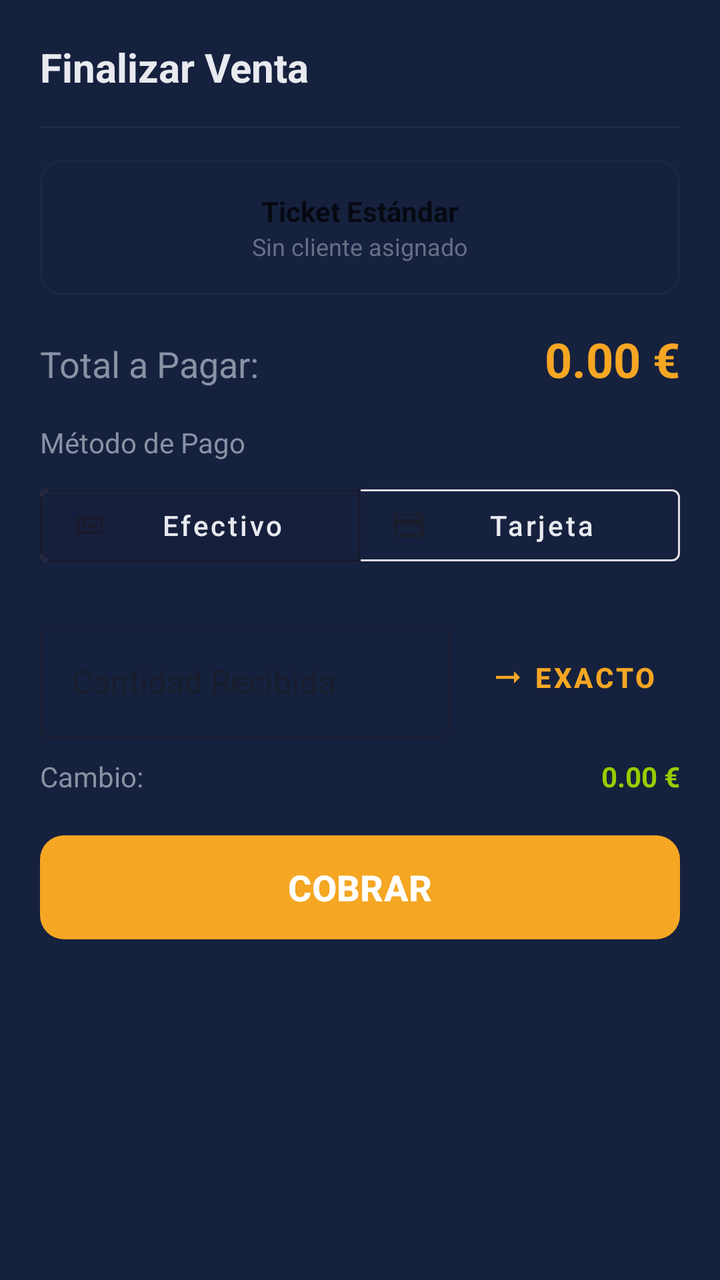
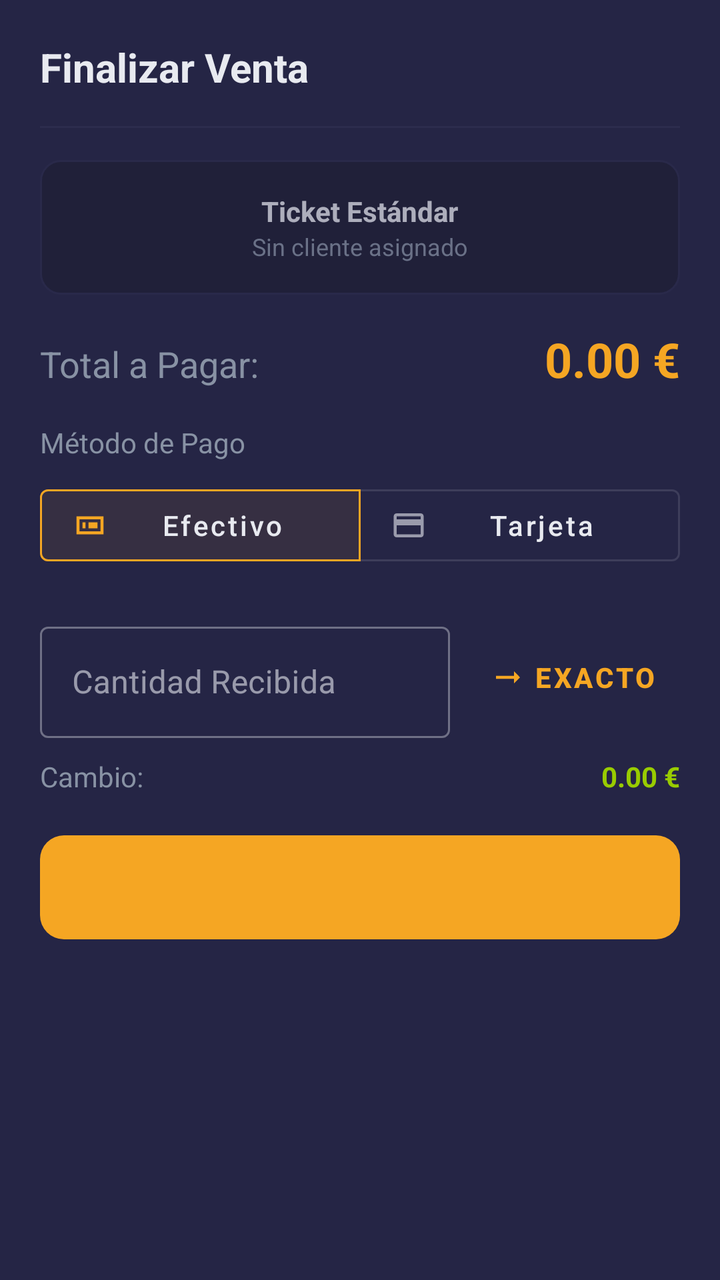

Screens rendered from an Android XML layout before and after an edit, with the pre-edit source and the edit as a unified diff.
<!-- AndroidManifest.xml: application theme Theme.Electrobazar -->
<!-- res/layout/dialog_checkout.xml -->
<?xml version="1.0" encoding="utf-8"?>
<LinearLayout xmlns:android="http://schemas.android.com/apk/res/android"
    xmlns:app="http://schemas.android.com/apk/res-auto"
    android:layout_width="match_parent"
    android:layout_height="wrap_content"
    android:background="@color/secondary"
    android:orientation="vertical"
    android:padding="20dp">

    <TextView
        android:id="@+id/dialogTitle"
        android:layout_width="wrap_content"
        android:layout_height="wrap_content"
        android:layout_marginBottom="16dp"
        android:text="Finalizar Venta"
        android:textColor="@color/text_main"
        android:textSize="20sp"
        android:textStyle="bold" />

    <View
        android:layout_width="match_parent"
        android:layout_height="1dp"
        android:layout_marginBottom="16dp"
        android:background="@color/border" />

    
    <FrameLayout
        android:layout_width="match_parent"
        android:layout_height="wrap_content"
        android:layout_marginBottom="16dp">

        <LinearLayout
            android:id="@+id/summaryWithCustomer"
            android:layout_width="match_parent"
            android:layout_height="wrap_content"
            android:orientation="horizontal"
            android:padding="12dp"
            android:background="@drawable/bg_surface_rounded"
            android:gravity="center_vertical"
            android:visibility="gone">

            <ImageView
                android:layout_width="32dp"
                android:layout_height="32dp"
                android:src="@drawable/ic_person"
                app:tint="@color/accent" />

            <LinearLayout
                android:layout_width="0dp"
                android:layout_height="wrap_content"
                android:layout_weight="1"
                android:layout_marginStart="12dp"
                android:orientation="vertical">

                <TextView
                    android:id="@+id/checkoutCustomerName"
                    android:layout_width="wrap_content"
                    android:layout_height="wrap_content"
                    android:textColor="@color/black"
                    android:textStyle="bold"
                    android:textSize="14sp" />

                <TextView
                    android:id="@+id/checkoutCustomerTaxId"
                    android:layout_width="wrap_content"
                    android:layout_height="wrap_content"
                    android:textColor="@color/text_muted"
                    android:textSize="12sp" />
            </LinearLayout>

            <TextView
                android:layout_width="wrap_content"
                android:layout_height="wrap_content"
                android:background="@drawable/bg_badge_tariff"
                android:paddingHorizontal="8dp"
                android:paddingVertical="4dp"
                android:text="FACTURA"
                android:textColor="@color/primary"
                android:textSize="10sp"
                android:textStyle="bold" />
        </LinearLayout>

        <LinearLayout
            android:id="@+id/summaryNoCustomer"
            android:layout_width="match_parent"
            android:layout_height="wrap_content"
            android:orientation="vertical"
            android:padding="16dp"
            android:background="@drawable/bg_surface_rounded"
            android:gravity="center"
            android:alpha="0.7">

            <TextView
                android:layout_width="wrap_content"
                android:layout_height="wrap_content"
                android:text="Ticket Estándar"
                android:textColor="@color/black"
                android:textStyle="bold" />

            <TextView
                android:layout_width="wrap_content"
                android:layout_height="wrap_content"
                android:text="Sin cliente asignado"
                android:textColor="@color/text_muted"
                android:textSize="12sp" />
        </LinearLayout>
    </FrameLayout>

    <LinearLayout
        android:layout_width="match_parent"
        android:layout_height="wrap_content"
        android:layout_marginBottom="16dp"
        android:orientation="horizontal">

        <TextView
            android:layout_width="0dp"
            android:layout_height="wrap_content"
            android:layout_weight="1"
            android:text="Total a Pagar:"
            android:textColor="@color/text_muted"
            android:textSize="18sp" />

        <TextView
            android:id="@+id/checkoutTotalAmount"
            android:layout_width="wrap_content"
            android:layout_height="wrap_content"
            android:text="0.00 €"
            android:textColor="@color/accent"
            android:textSize="24sp"
            android:textStyle="bold" />
    </LinearLayout>

    <TextView
        android:layout_width="wrap_content"
        android:layout_height="wrap_content"
        android:layout_marginBottom="8dp"
        android:text="Método de Pago"
        android:textColor="@color/text_muted"
        android:textSize="14sp" />

    <com.google.android.material.button.MaterialButtonToggleGroup
        android:id="@+id/paymentToggleGroup"
        android:layout_width="match_parent"
        android:layout_height="wrap_content"
        android:layout_marginBottom="20dp"
        app:checkedButton="@id/btnPayCash"
        app:singleSelection="true">

        <com.google.android.material.button.MaterialButton
            android:id="@+id/btnPayCash"
            style="@style/Widget.MaterialComponents.Button.OutlinedButton"
            android:layout_width="0dp"
            android:layout_height="wrap_content"
            android:layout_weight="1"
            android:text="Efectivo"
            android:textAllCaps="false"
            android:textColor="@color/text_main"
            app:icon="@drawable/ic_cash" />

        <com.google.android.material.button.MaterialButton
            android:id="@+id/btnPayCard"
            style="@style/Widget.MaterialComponents.Button.OutlinedButton"
            android:layout_width="0dp"
            android:layout_height="wrap_content"
            android:layout_weight="1"
            android:text="Tarjeta"
            android:textAllCaps="false"
            android:textColor="@color/text_main"
            app:icon="@drawable/ic_card" />
    </com.google.android.material.button.MaterialButtonToggleGroup>

    
    <LinearLayout
        android:id="@+id/cashSection"
        android:layout_width="match_parent"
        android:layout_height="wrap_content"
        android:orientation="vertical"
        android:visibility="visible">

        <LinearLayout
            android:layout_width="match_parent"
            android:layout_height="wrap_content"
            android:orientation="horizontal"
            android:gravity="center_vertical"
            android:layout_marginBottom="8dp">

            <com.google.android.material.textfield.TextInputLayout
                android:id="@+id/receivedAmountLayout"
                style="@style/Widget.MaterialComponents.TextInputLayout.OutlinedBox"
                android:layout_width="0dp"
                android:layout_height="wrap_content"
                android:layout_weight="1"
                android:hint="Cantidad Recibida"
                app:hintTextColor="@color/accent"
                app:prefixText="€"
                app:prefixTextColor="@color/text_muted">

                <com.google.android.material.textfield.TextInputEditText
                    android:id="@+id/receivedAmountInput"
                    android:layout_width="match_parent"
                    android:layout_height="wrap_content"
                    android:inputType="numberDecimal"
                    android:textColor="@color/text_main" />
            </com.google.android.material.textfield.TextInputLayout>

            <com.google.android.material.button.MaterialButton
                android:id="@+id/btnSetExactAmount"
                style="@style/Widget.MaterialComponents.Button.TextButton"
                android:layout_width="wrap_content"
                android:layout_height="64dp"
                android:layout_marginStart="8dp"
                android:paddingHorizontal="12dp"
                android:text="Exacto"
                android:textColor="@color/accent"
                android:textStyle="bold"
                app:icon="@drawable/ic_arrow_right"
                app:iconTint="@color/accent" />
        </LinearLayout>

        <LinearLayout
            android:layout_width="match_parent"
            android:layout_height="wrap_content"
            android:layout_marginBottom="16dp"
            android:orientation="horizontal">

            <TextView
                android:layout_width="0dp"
                android:layout_height="wrap_content"
                android:layout_weight="1"
                android:text="Cambio:"
                android:textColor="@color/text_muted" />

            <TextView
                android:id="@+id/changeAmountText"
                android:layout_width="wrap_content"
                android:layout_height="wrap_content"
                android:text="0.00 €"
                android:textColor="@android:color/holo_green_light"
                android:textStyle="bold" />
        </LinearLayout>
    </LinearLayout>

    <com.google.android.material.button.MaterialButton
        android:id="@+id/btnConfirmCheckout"
        android:layout_width="match_parent"
        android:layout_height="60dp"
        android:text="COBRAR"
        android:textSize="18sp"
        android:textStyle="bold"
        app:backgroundTint="@color/accent"
        app:cornerRadius="12dp" />

</LinearLayout>
<!-- resources referenced by this layout -->
<resources>
  <color name="accent">#f5a623</color>
  <color name="black">#000000</color>
  <color name="border">#1e2d45</color>
  <color name="primary">#1a1a2e</color>
  <color name="secondary">#16213e</color>
  <color name="text_main">#e8eaf0</color>
  <color name="text_muted">#8892a4</color>
  <!-- drawable bg_badge_tariff (drawable) -->
  <?xml version="1.0" encoding="utf-8"?>
  <shape xmlns:android="http://schemas.android.com/apk/res/android">
      <solid android:color="@color/primary_variant" />
      <corners android:radius="16dp" />
      <stroke android:width="1dp" android:color="@color/accent" />
  </shape>
  <!-- drawable bg_surface_rounded (drawable) -->
  <?xml version="1.0" encoding="utf-8"?>
  <shape xmlns:android="http://schemas.android.com/apk/res/android">
      <solid android:color="@color/secondary" />
      <corners android:radius="10dp" />
      <stroke android:width="1dp" android:color="@color/border" />
  </shape>
  <!-- drawable ic_arrow_right (drawable) -->
  <vector xmlns:android="http://schemas.android.com/apk/res/android"
      android:width="24dp"
      android:height="24dp"
      android:viewportWidth="24"
      android:viewportHeight="24">
      <path
          android:fillColor="#000000"
          android:pathData="M16.01,11H4v2h12.01v3L20,12l-3.99,-4z" />
  </vector>
  <!-- drawable ic_cash (drawable) -->
  <vector xmlns:android="http://schemas.android.com/apk/res/android"
      android:width="24dp"
      android:height="24dp"
      android:viewportWidth="24"
      android:viewportHeight="24"
      android:tint="?attr/colorControlNormal">
    <path
        android:fillColor="@android:color/white"
        android:pathData="M3,6h18v12h-18zM5,8v8h14v-8zM7,10h2v4h-2zM11,10h6v4h-6z"/>
  </vector>
  <!-- drawable ic_person (drawable) -->
  <vector xmlns:android="http://schemas.android.com/apk/res/android"
      android:width="24dp"
      android:height="24dp"
      android:viewportWidth="16"
      android:viewportHeight="16">
      <path
          android:fillColor="#FFFFFF"
          android:pathData="M11,6a3,3 0 1,1 -6,0 3,3 0 0,1 6,0zM14,14c0,1.1 -0.9,2 -2,2H4c-1.1,0 -2,-0.9 -2,-2a4,4 0 0,1 4,-4h4a4,4 0 0,1 4,4z" />
  </vector>
  <style name="Theme.Electrobazar" parent="Base.Theme.Electrobazar" />
  <color name="primary_variant">#16213e</color>
  <style name="Base.Theme.Electrobazar" parent="Theme.Material3.DayNight.NoActionBar">
          <item name="colorPrimary">@color/primary</item>
          <item name="colorSecondary">@color/secondary</item>
          <item name="android:windowBackground">@color/background</item>
          <item name="android:textColorPrimary">@color/text_main</item>
          <item name="colorError">@color/danger</item>
      </style>
  <color name="background">#111111</color>
  <color name="danger">#ef4444</color>
  <!-- unchanged entries left out for length: 1 -->
</resources>

<!-- the commit's change to res/layout/dialog_checkout.xml (unified diff, before → after) -->
@@ -3,7 +3,7 @@
     xmlns:app="http://schemas.android.com/apk/res-auto"
     android:layout_width="match_parent"
     android:layout_height="wrap_content"
-    android:background="@color/secondary"
+    android:background="?attr/colorSurface"
     android:orientation="vertical"
     android:padding="20dp">
 
@@ -13,7 +13,7 @@
         android:layout_height="wrap_content"
         android:layout_marginBottom="16dp"
         android:text="Finalizar Venta"
-        android:textColor="@color/text_main"
+        android:textColor="?attr/android:textColorPrimary"
         android:textSize="20sp"
         android:textStyle="bold" />
 
@@ -21,7 +21,7 @@
         android:layout_width="match_parent"
         android:layout_height="1dp"
         android:layout_marginBottom="16dp"
-        android:background="@color/border" />
+        android:background="?attr/colorOutline" />
 
     
     <FrameLayout
@@ -43,7 +43,7 @@
                 android:layout_width="32dp"
                 android:layout_height="32dp"
                 android:src="@drawable/ic_person"
-                app:tint="@color/accent" />
+                app:tint="?attr/colorPrimary" />
 
             <LinearLayout
                 android:layout_width="0dp"
@@ -56,7 +56,7 @@
                     android:id="@+id/checkoutCustomerName"
                     android:layout_width="wrap_content"
                     android:layout_height="wrap_content"
-                    android:textColor="@color/black"
+                    android:textColor="?attr/android:textColorPrimary"
                     android:textStyle="bold"
                     android:textSize="14sp" />
 
@@ -64,7 +64,7 @@
                     android:id="@+id/checkoutCustomerTaxId"
                     android:layout_width="wrap_content"
                     android:layout_height="wrap_content"
-                    android:textColor="@color/text_muted"
+                    android:textColor="?attr/android:textColorSecondary"
                     android:textSize="12sp" />
             </LinearLayout>
 
@@ -75,7 +75,7 @@
                 android:paddingHorizontal="8dp"
                 android:paddingVertical="4dp"
                 android:text="FACTURA"
-                android:textColor="@color/primary"
+                android:textColor="?attr/android:windowBackground"
                 android:textSize="10sp"
                 android:textStyle="bold" />
         </LinearLayout>
@@ -94,14 +94,14 @@
                 android:layout_width="wrap_content"
                 android:layout_height="wrap_content"
                 android:text="Ticket Estándar"
-                android:textColor="@color/black"
+                android:textColor="?attr/android:textColorPrimary"
                 android:textStyle="bold" />
 
             <TextView
                 android:layout_width="wrap_content"
                 android:layout_height="wrap_content"
                 android:text="Sin cliente asignado"
-                android:textColor="@color/text_muted"
+                android:textColor="?attr/android:textColorSecondary"
                 android:textSize="12sp" />
         </LinearLayout>
     </FrameLayout>
@@ -117,7 +117,7 @@
             android:layout_height="wrap_content"
             android:layout_weight="1"
             android:text="Total a Pagar:"
-            android:textColor="@color/text_muted"
+            android:textColor="?attr/android:textColorSecondary"
             android:textSize="18sp" />
 
         <TextView
@@ -125,7 +125,7 @@
             android:layout_width="wrap_content"
             android:layout_height="wrap_content"
             android:text="0.00 €"
-            android:textColor="@color/accent"
+            android:textColor="?attr/colorPrimary"
             android:textSize="24sp"
             android:textStyle="bold" />
     </LinearLayout>
@@ -135,7 +135,7 @@
         android:layout_height="wrap_content"
         android:layout_marginBottom="8dp"
         android:text="Método de Pago"
-        android:textColor="@color/text_muted"
+        android:textColor="?attr/android:textColorSecondary"
         android:textSize="14sp" />
 
     <com.google.android.material.button.MaterialButtonToggleGroup
@@ -154,7 +154,7 @@
             android:layout_weight="1"
             android:text="Efectivo"
             android:textAllCaps="false"
-            android:textColor="@color/text_main"
+            android:textColor="?attr/android:textColorPrimary"
             app:icon="@drawable/ic_cash" />
 
         <com.google.android.material.button.MaterialButton
@@ -165,7 +165,7 @@
             android:layout_weight="1"
             android:text="Tarjeta"
             android:textAllCaps="false"
-            android:textColor="@color/text_main"
+            android:textColor="?attr/android:textColorPrimary"
             app:icon="@drawable/ic_card" />
     </com.google.android.material.button.MaterialButtonToggleGroup>
 
@@ -191,16 +191,16 @@
                 android:layout_height="wrap_content"
                 android:layout_weight="1"
                 android:hint="Cantidad Recibida"
-                app:hintTextColor="@color/accent"
+                app:hintTextColor="?attr/colorPrimary"
                 app:prefixText="€"
-                app:prefixTextColor="@color/text_muted">
+                app:prefixTextColor="?attr/android:textColorSecondary">
 
                 <com.google.android.material.textfield.TextInputEditText
                     android:id="@+id/receivedAmountInput"
                     android:layout_width="match_parent"
                     android:layout_height="wrap_content"
                     android:inputType="numberDecimal"
-                    android:textColor="@color/text_main" />
+                    android:textColor="?attr/android:textColorPrimary" />
             </com.google.android.material.textfield.TextInputLayout>
 
             <com.google.android.material.button.MaterialButton
@@ -211,10 +211,10 @@
                 android:layout_marginStart="8dp"
                 android:paddingHorizontal="12dp"
                 android:text="Exacto"
-                android:textColor="@color/accent"
+                android:textColor="?attr/colorPrimary"
                 android:textStyle="bold"
                 app:icon="@drawable/ic_arrow_right"
-                app:iconTint="@color/accent" />
+                app:iconTint="?attr/colorPrimary" />
         </LinearLayout>
 
         <LinearLayout
@@ -228,7 +228,7 @@
                 android:layout_height="wrap_content"
                 android:layout_weight="1"
                 android:text="Cambio:"
-                android:textColor="@color/text_muted" />
+                android:textColor="?attr/android:textColorSecondary" />
 
             <TextView
                 android:id="@+id/changeAmountText"
@@ -244,10 +244,10 @@
         android:id="@+id/btnConfirmCheckout"
         android:layout_width="match_parent"
         android:layout_height="60dp"
-        android:text="COBRAR"
+        android:textColor="?attr/android:windowBackground"
         android:textSize="18sp"
         android:textStyle="bold"
-        app:backgroundTint="@color/accent"
+        app:backgroundTint="?attr/colorPrimary"
         app:cornerRadius="12dp" />
 
 </LinearLayout>
<!-- resource entries referenced after the edit -->
@@ -1,18 +1,18 @@
 <!-- resources referenced by this layout -->
 <resources>
   <color name="accent">#f5a623</color>
-  <color name="black">#000000</color>
-  <color name="border">#1e2d45</color>
-  <color name="primary">#1a1a2e</color>
-  <color name="secondary">#16213e</color>
+  <color name="border">#2c2c4d</color>
+  <color name="primary">#151525</color>
+  <color name="surface">#252545</color>
+  <color name="secondary">#1e1e35</color>
   <color name="text_main">#e8eaf0</color>
   <color name="text_muted">#8892a4</color>
   <!-- drawable bg_badge_tariff (drawable) -->
   <?xml version="1.0" encoding="utf-8"?>
   <shape xmlns:android="http://schemas.android.com/apk/res/android">
-      <solid android:color="@color/primary_variant" />
+      <solid android:color="?attr/colorSurfaceVariant" />
       <corners android:radius="16dp" />
-      <stroke android:width="1dp" android:color="@color/accent" />
+      <stroke android:width="1dp" android:color="?attr/colorPrimary" />
   </shape>
   <!-- drawable bg_surface_rounded (drawable) -->
   <?xml version="1.0" encoding="utf-8"?>
@@ -53,15 +53,32 @@
           android:pathData="M11,6a3,3 0 1,1 -6,0 3,3 0 0,1 6,0zM14,14c0,1.1 -0.9,2 -2,2H4c-1.1,0 -2,-0.9 -2,-2a4,4 0 0,1 4,-4h4a4,4 0 0,1 4,4z" />
   </vector>
   <style name="Theme.Electrobazar" parent="Base.Theme.Electrobazar" />
-  <color name="primary_variant">#16213e</color>
   <style name="Base.Theme.Electrobazar" parent="Theme.Material3.DayNight.NoActionBar">
-          <item name="colorPrimary">@color/primary</item>
-          <item name="colorSecondary">@color/secondary</item>
-          <item name="android:windowBackground">@color/background</item>
+          
+          <item name="colorPrimary">@color/accent</item>
+          <item name="colorOnPrimary">@color/primary</item>
+          <item name="colorSecondary">@color/accent</item>
+          <item name="colorOnSecondary">@color/primary</item>
+          <item name="colorPrimaryContainer">@color/surface</item>
+          <item name="colorOnPrimaryContainer">@color/text_main</item>
+          
+          <item name="colorSurface">@color/surface</item>
+          <item name="colorOnSurface">@color/text_main</item>
+          <item name="colorSurfaceVariant">@color/secondary</item>
+          <item name="colorOnSurfaceVariant">@color/text_muted</item>
+          <item name="colorOutline">@color/border</item>
+          
+          <item name="android:windowBackground">@color/primary</item>
+          <item name="android:colorBackground">@color/primary</item>
           <item name="android:textColorPrimary">@color/text_main</item>
+          <item name="android:textColorSecondary">@color/text_muted</item>
+          <item name="android:textColorHint">@color/text_muted</item>
+          
+          <item name="android:statusBarColor">@color/primary</item>
+          <item name="android:navigationBarColor">@color/primary</item>
+          
           <item name="colorError">@color/danger</item>
       </style>
-  <color name="background">#111111</color>
   <color name="danger">#ef4444</color>
   <!-- unchanged entries left out for length: 1 -->
 </resources>
